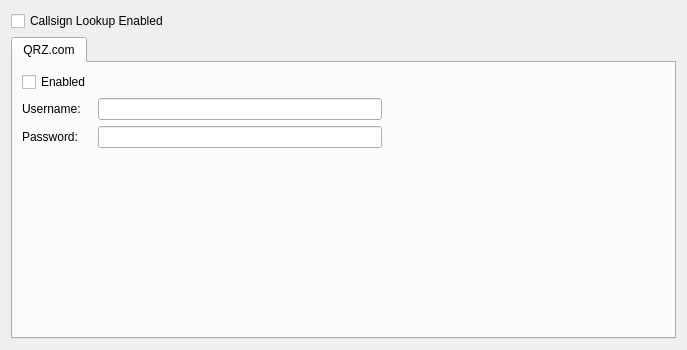
This is src/plugins/logbook/callsignlookup/callsignlookupsettingspage.ui in Norman0406/LISA as Qt 5 draws it before an edit. The edited form follows.
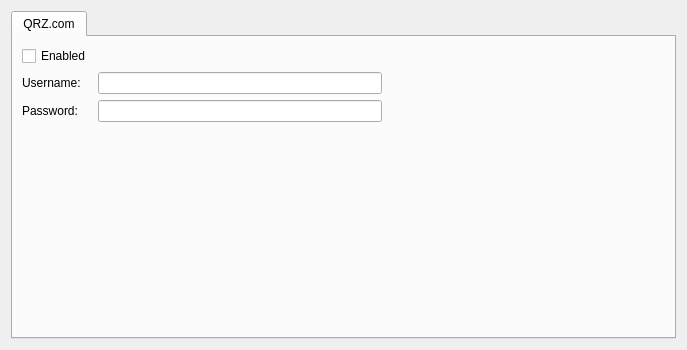
This is the edited form.

Commit message: using profile data to set logbook entries (i.e. "CallsignFrom")

Diff of the .ui file:
```diff
--- a/src/plugins/logbook/callsignlookup/callsignlookupsettingspage.ui
+++ b/src/plugins/logbook/callsignlookup/callsignlookupsettingspage.ui
@@ -14,7 +14,7 @@
    <string>Dialog</string>
   </property>
   <layout class="QGridLayout" name="gridLayout">
-   <item row="1" column="0">
+   <item row="0" column="0">
     <widget class="QTabWidget" name="tabWidget">
      <property name="currentIndex">
       <number>0</number>
@@ -103,13 +103,6 @@
      </widget>
     </widget>
    </item>
-   <item row="0" column="0">
-    <widget class="QCheckBox" name="chkLookupEnabled">
-     <property name="text">
-      <string>Callsign Lookup Enabled</string>
-     </property>
-    </widget>
-   </item>
   </layout>
  </widget>
  <tabstops>
```
Left out of the diff: 17 changed lines with no effect on the pictures. The commit also changes 17 other files.
